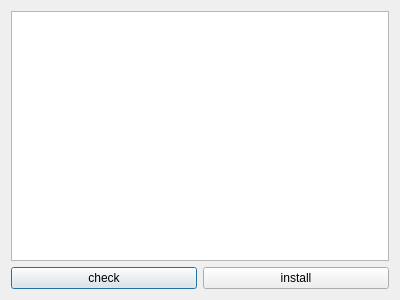
The window that pyenvdialog.ui (Radicas/Crane) describes before a commit, drawn with Qt 5.
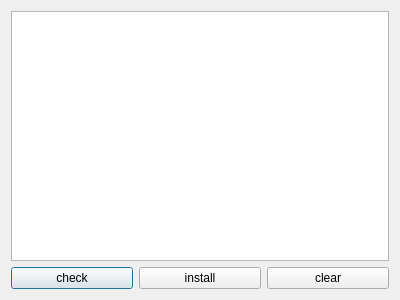
The same window after the commit.

The edit to the form file:
```diff
--- a/pyenvdialog.ui
+++ b/pyenvdialog.ui
@@ -33,6 +33,13 @@
        </property>
       </widget>
      </item>
+     <item>
+      <widget class="QPushButton" name="clearBtn">
+       <property name="text">
+        <string>clear</string>
+       </property>
+      </widget>
+     </item>
     </layout>
    </item>
   </layout>
```
